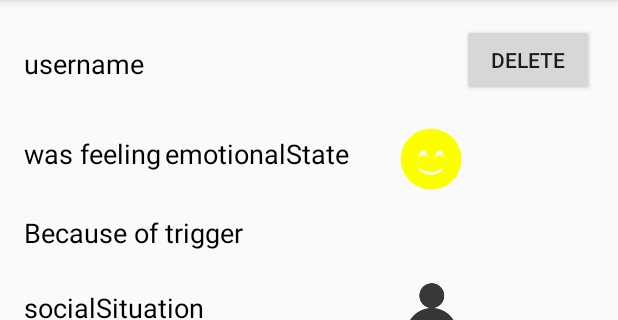
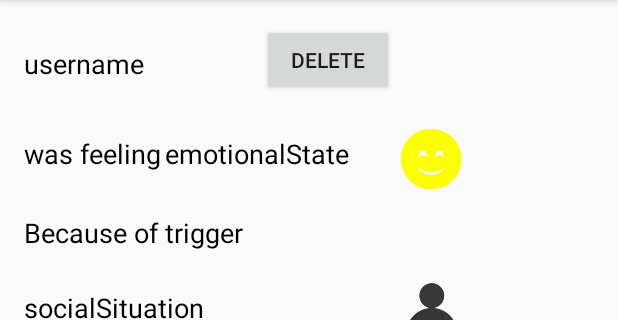
Before and after one commit to CMPUT301W17T22/MoodSwing, an Android app: the ViewMoodEventActivity screen opened directly, with no data from a screen before it, on a phone screen of 412 x 824 dp, the part 84-404 px from its top. Run offline under Robolectric (Android 15) with nearby library versions, the phone set to English and light mode, and no system bars; 6 statements that could not run were skipped.

Commit message:
button moved

```diff
--- a/app/src/main/java/com/ualberta/cmput301w17t22/moodswing/NewMoodEventActivity.java
+++ b/app/src/main/java/com/ualberta/cmput301w17t22/moodswing/NewMoodEventActivity.java
@@ -165,7 +165,7 @@ public class NewMoodEventActivity extends AppCompatActivity {
     }
 
     // once user has selected a photo from gallery using Upload button
-    // currently not working
+    // currently does not work on API 25
     @Override
     protected void onActivityResult(int requestCode, int resultCode, Intent data) {
         super.onActivityResult(requestCode, resultCode, data);
--- a/app/src/main/res/layout/activity_view_mood_event.xml
+++ b/app/src/main/res/layout/activity_view_mood_event.xml
@@ -126,8 +126,8 @@
         android:id="@+id/deleteMoodEventButton_ViewMoodEventActivity"
         android:layout_width="wrap_content"
         android:layout_height="wrap_content"
-        android:layout_alignParentEnd="true"
-        android:layout_alignBottom="@id/editMoodEventButton_ViewMoodEventActivity"
-        android:text="Delete" />
+        android:text="Delete"
+        android:layout_alignParentTop="true"
+        android:layout_toStartOf="@+id/socialSituationImageView_ViewMoodEventActivity" />
 
 </RelativeLayout>
```
